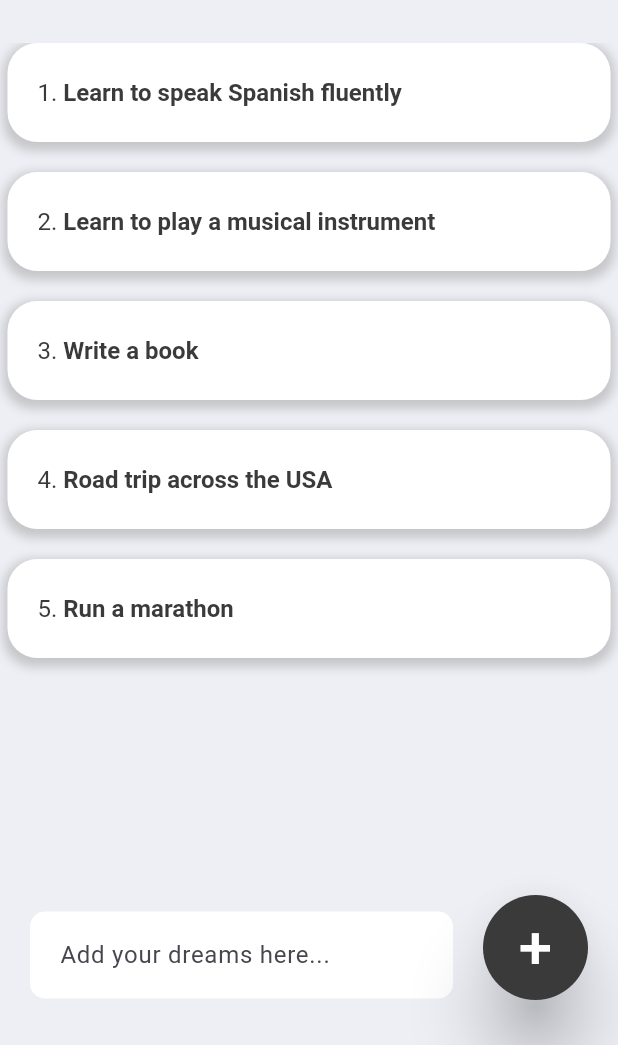
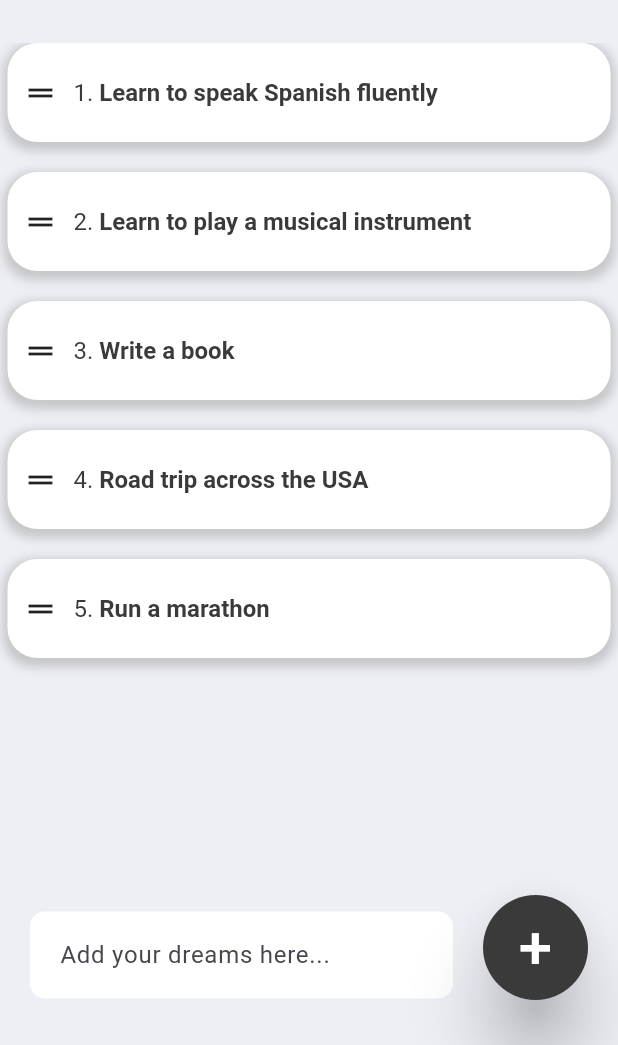
Before and after one commit to Mjakinin/ToDoListApp, a Flutter app: the screen it shows after launch, on a phone screen of 412 x 824 dp, the part 191-1236 px from its top. Run offline on Flutter 3.47's test engine with Material 3 defaults, Android fonts, the phone set to English and light mode, and no system bars; our stand-ins replace shared_preferences.

Commit message:
made with flutter

```diff
--- a/lib/widgets/todo_item.dart
+++ b/lib/widgets/todo_item.dart
@@ -46,12 +46,17 @@ class ToDoItem extends StatelessWidget {
             ),
           ],
         ),
+        child: Row(
+          children: [
+            const SizedBox(width: 10), // Add space for the drag handle icon
+            const Icon(Icons.drag_handle), // Drag handler icon
+            Expanded(
               child: ListTile(
                 onTap: () {},
                 shape: RoundedRectangleBorder(
                   borderRadius: BorderRadius.circular(20),
                 ),
-          contentPadding: const EdgeInsets.symmetric(horizontal: 20, vertical: 5),
+                contentPadding: const EdgeInsets.symmetric(horizontal: 10, vertical: 5),
                 tileColor: Colors.white,
                 title: RichText(
                   text: TextSpan(
@@ -76,6 +81,9 @@ class ToDoItem extends StatelessWidget {
                 ),
               ),
             ),
+          ],
+        ),
+      ),
     );
   }
 }
```
Lines whose indentation alone changed are shown as unchanged.
